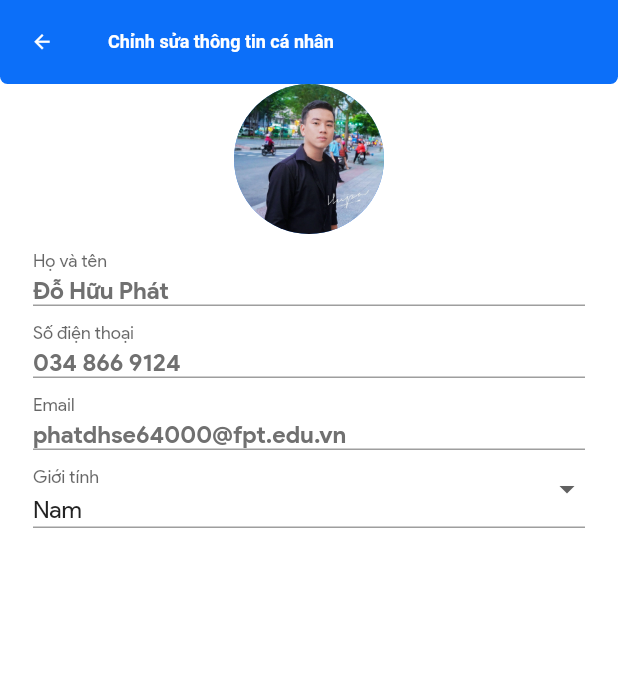
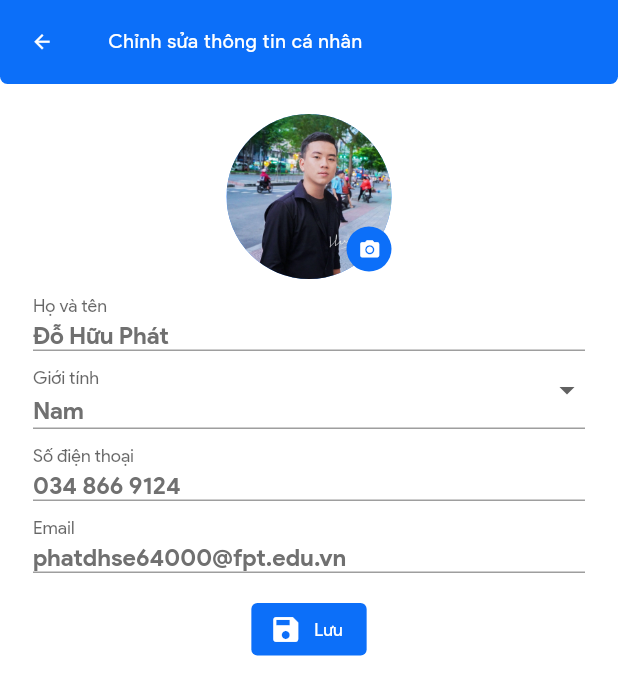
Before and after one commit to TamNguyen8021/Biike-user, a Flutter app: the EditProfilePage screen opened by its route, on a phone screen of 412 x 824 dp. Shown: the top 695 px of the screen. Run offline on Flutter 3.47's test engine with Material 2 defaults, Android fonts, the light colour scheme and no system bars; our stand-ins replace flutter_rating_bar, flutter_svg.

Commit message:
BIIKE-13 Finish screen '023-cus-update_profile' - Fix wrong font with title in 'main.dart'
Signed-off-by: Tam Nguyen <tamntt8021@gmail.com>

```diff
--- a/lib/main.dart
+++ b/lib/main.dart
@@ -34,9 +34,10 @@ class Biike extends StatelessWidget {
               elevation: 0.0,
               backgroundColor: CustomColors.kBlue,
               titleTextStyle: TextStyle(
-                  fontSize: 12,
-                  fontWeight: FontWeight.bold,
-                  color: Colors.white)),
+                  fontSize: 13,
+                  color: Colors.white,
+                  letterSpacing: 0.5,
+                  fontFamily: 'SVN Product Sans')),
           textTheme: TextTheme(
               bodyText1: TextStyle(fontSize: 12, color: CustomColors.kDarkGray),
               bodyText2: TextStyle(color: CustomColors.kDarkGray),
--- a/lib/pages/edit_profile_page.dart
+++ b/lib/pages/edit_profile_page.dart
@@ -25,12 +25,30 @@ class _EditProfilePageState extends State<EditProfilePage> {
       ),
       body: SafeArea(
         child: Padding(
-          padding: const EdgeInsets.symmetric(horizontal: 22.0),
+          padding: const EdgeInsets.symmetric(horizontal: 22.0, vertical: 20.0),
           child: Column(
             children: <Widget>[
-              CircleAvatar(
-                backgroundImage: AssetImage('assets/images/profile-1.jpg'),
-                radius: 50,
+              Stack(
+                children: <Widget>[
+                  CircleAvatar(
+                    backgroundImage: AssetImage('assets/images/profile-1.jpg'),
+                    radius: 55,
+                  ),
+                  Positioned(
+                    top: 75,
+                    left: 80,
+                    child: CircleAvatar(
+                      radius: 15,
+                      backgroundColor: CustomColors.kBlue,
+                      child: IconButton(
+                        onPressed: () {},
+                        icon: Icon(Icons.camera_alt),
+                        iconSize: 15,
+                        color: Colors.white,
+                      ),
+                    ),
+                  )
+                ],
               ),
               Form(
                   child: Column(
@@ -43,37 +61,32 @@ class _EditProfilePageState extends State<EditProfilePage> {
                     decoration:
                         InputDecoration(labelText: CustomStrings.kFullName),
                   ),
-                  TextFormField(
-                    initialValue: '034 866 9124',
-                    style: TextStyle(
-                        fontWeight: FontWeight.bold,
-                        color: CustomColors.kDarkGray),
-                    decoration:
-                        InputDecoration(labelText: CustomStrings.kPhoneNo),
-                  ),
-                  TextFormField(
-                    initialValue: 'phatdhse64000@fpt.edu.vn',
-                    style: TextStyle(
-                        fontWeight: FontWeight.bold,
-                        color: CustomColors.kDarkGray),
-                    decoration:
-                        InputDecoration(labelText: CustomStrings.kEmail),
-                  ),
                   DropdownButtonFormField<Gender>(
                     value: _gender,
                     decoration:
                         InputDecoration(labelText: CustomStrings.kGender),
                     items: const <DropdownMenuItem<Gender>>[
                       DropdownMenuItem<Gender>(
-                        child: Text(CustomStrings.kMale),
+                        child: Text(
+                          CustomStrings.kMale,
+                          style: TextStyle(
+                              color: CustomColors.kDarkGray,
+                              fontWeight: FontWeight.bold),
+                        ),
                         value: Gender.Male,
                       ),
                       DropdownMenuItem<Gender>(
-                        child: Text(CustomStrings.kFemale),
+                        child: Text(CustomStrings.kFemale,
+                            style: TextStyle(
+                                color: CustomColors.kDarkGray,
+                                fontWeight: FontWeight.bold)),
                         value: Gender.Female,
                       ),
                       DropdownMenuItem<Gender>(
-                        child: Text(CustomStrings.kOthers),
+                        child: Text(CustomStrings.kOthers,
+                            style: TextStyle(
+                                color: CustomColors.kDarkGray,
+                                fontWeight: FontWeight.bold)),
                         value: Gender.Other,
                       ),
                     ],
@@ -82,7 +95,51 @@ class _EditProfilePageState extends State<EditProfilePage> {
                         _gender = gender;
                       });
                     },
-                  )
+                  ),
+                  TextFormField(
+                    initialValue: '034 866 9124',
+                    keyboardType: TextInputType.phone,
+                    style: TextStyle(
+                        fontWeight: FontWeight.bold,
+                        color: CustomColors.kDarkGray),
+                    decoration:
+                        InputDecoration(labelText: CustomStrings.kPhoneNo),
+                  ),
+                  Padding(
+                    padding: const EdgeInsets.only(bottom: 20.0),
+                    child: TextFormField(
+                      initialValue: 'phatdhse64000@fpt.edu.vn',
+                      keyboardType: TextInputType.emailAddress,
+                      style: TextStyle(
+                          fontWeight: FontWeight.bold,
+                          color: CustomColors.kDarkGray),
+                      decoration:
+                          InputDecoration(labelText: CustomStrings.kEmail),
+                    ),
+                  ),
+                  SizedBox(
+                    height: 35,
+                    child: ElevatedButton.icon(
+                        onPressed: () =>
+                            {Navigator.pushNamed(context, '/profile')},
+                        icon: Icon(
+                          Icons.save,
+                          size: 22,
+                        ),
+                        label: Text(
+                          CustomStrings.kSave,
+                          style: Theme.of(context)
+                              .textTheme
+                              .button!
+                              .copyWith(fontSize: 12),
+                        ),
+                        style: Theme.of(context)
+                            .elevatedButtonTheme
+                            .style!
+                            .copyWith(
+                                elevation:
+                                    MaterialStateProperty.all<double>(0.0))),
+                  ),
                 ],
               ))
             ],
--- a/lib/utils/custom_strings.dart
+++ b/lib/utils/custom_strings.dart
@@ -37,7 +37,7 @@ class CustomStrings {
   static const String kHome = "Trang chủ";
   static const String kActivities = "Hoạt động";
 
-  //profile screen
+  //'022-cus-profile' screen
   static const String kEdit = "Chỉnh sửa";
   static const String kSettings = "Cài đặt";
   static const String kHelp = "Trợ giúp";
@@ -53,6 +53,7 @@ class CustomStrings {
   static const String kMale = "Nam";
   static const String kFemale = "Nữ";
   static const String kOthers = "Khác";
+  static const String kSave = "Lưu";
 
   // finding_driver_success screen
   static const String kFoundBiker = "Đã tìm được người chở bạn!";
```
